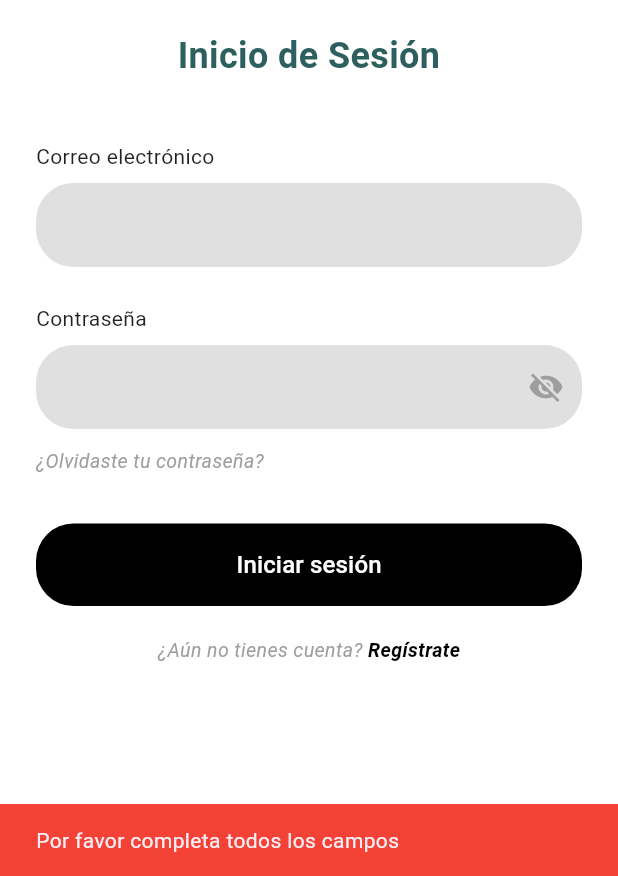
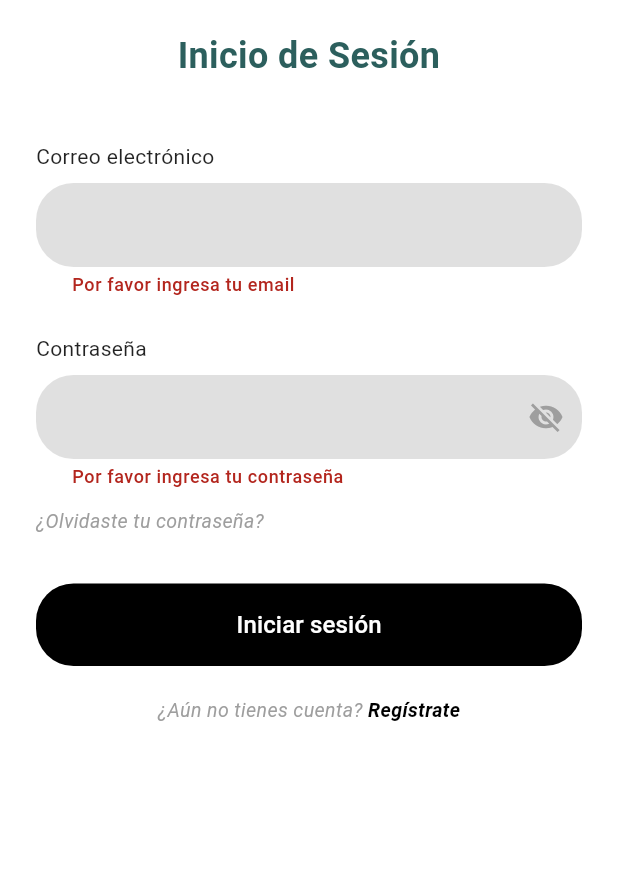
Before and after one commit to Josecg2003/InventoraApp, a Flutter app: the screen it shows after launch, after a tap on "Iniciar sesión", on a phone screen of 412 x 824 dp, the part 360-1236 px from its top. Run offline on Flutter 3.47's test engine with Material 3 defaults, Android fonts, the phone set to English and light mode, and no system bars; our stand-ins replace fl_chart.

Commit message:
Initial commit: Login MVC implementation with complete inventory app

```diff
--- /dev/null
+++ b/lib/src/controllers/login_controller.dart
@@ -0,0 +1,101 @@
+import 'package:flutter/material.dart';
+import '../models/login_model.dart';
+import '../views/home.dart';
+
+class AuthController {
+  final BuildContext context;
+
+  AuthController(this.context);
+
+  // Método principal para manejar el login
+  Future<bool> login(String email, String password) async {
+    final user = User(email: email, password: password);
+
+    // Validaciones básicas
+    if (!user.areFieldsComplete()) {
+      _showSnackBar('Por favor completa todos los campos', Colors.red);
+      return false;
+    }
+
+    if (!user.isValidEmail()) {
+      _showSnackBar('Por favor ingresa un email válido', Colors.red);
+      return false;
+    }
+
+    if (!user.isValidPassword()) {
+      _showSnackBar('La contraseña debe tener al menos 6 caracteres', Colors.red);
+      return false;
+    }
+
+    try {
+      // Autenticación real
+      final bool isAuthenticated = await user.authenticate();
+
+      if (isAuthenticated) {
+        _showSnackBar('Login exitoso', Colors.green);
+        _navigateToHome();
+        return true;
+      } else {
+        _showSnackBar('Credenciales incorrectas', Colors.red);
+        return false;
+      }
+    } catch (e) {
+      _showSnackBar('Error en el login: $e', Colors.red);
+      return false;
+    }
+  }
+
+  // Método para recuperación de contraseña
+  Future<void> recoverPassword(String email) async {
+    final user = User(email: email, password: "");
+
+    if (email.isEmpty) {
+      _showSnackBar('Por favor ingresa tu email', Colors.red);
+      return;
+    }
+
+    if (!user.isValidEmail()) {
+      _showSnackBar('Por favor ingresa un email válido', Colors.red);
+      return;
+    }
+
+    try {
+      // Simular envío de email de recuperación
+      await _performPasswordRecovery(email);
+    } catch (e) {
+      _showSnackBar('Error al enviar las instrucciones: $e', Colors.red);
+    }
+  }
+
+  // Método privado para realizar la recuperación
+  Future<void> _performPasswordRecovery(String email) async {
+    _showSnackBar('Enviando instrucciones...', Colors.blue);
+
+    // Simular delay de red
+    await Future.delayed(const Duration(seconds: 2));
+
+    _showSnackBar(
+      'Se han enviado las instrucciones de recuperación a $email',
+      Colors.green
+    );
+  }
+
+  // Método para mostrar mensajes al usuario
+  void _showSnackBar(String message, Color color) {
+    ScaffoldMessenger.of(context).showSnackBar(
+      SnackBar(
+        content: Text(message),
+        backgroundColor: color,
+        duration: const Duration(seconds: 3),
+      ),
+    );
+  }
+
+  // Método para navegar al home
+  void _navigateToHome() {
+    Navigator.pushReplacement(
+      context,
+      MaterialPageRoute(builder: (context) => const HomeScreen()),
+    );
+  }
+}
--- /dev/null
+++ b/lib/src/models/login_model.dart
@@ -0,0 +1,40 @@
+class User {
+  final String email;
+  final String password;
+
+  User({
+    required this.email,
+    required this.password,
+  });
+
+  // Validar si el email tiene formato válido
+  bool isValidEmail() {
+    final emailRegex = RegExp(r'^[\w-\.]+@([\w-]+\.)+[\w-]{2,4}$');
+    return emailRegex.hasMatch(email);
+  }
+
+  // Validar si la contraseña cumple con requisitos mínimos
+  bool isValidPassword() {
+    return password.length >= 6;
+  }
+
+  // Validar que ambos campos estén completos
+  bool areFieldsComplete() {
+    return email.isNotEmpty && password.isNotEmpty;
+  }
+
+  // Simular autenticación (reemplaza con tu lógica real)
+  Future<bool> authenticate() async {
+    await Future.delayed(const Duration(seconds: 1)); // Simular delay de red
+
+    // Credenciales de ejemplo - reemplaza con tu lógica real
+    return email == "admin@inventora.com" && password == "password123";
+  }
+
+  Map<String, dynamic> toJson() {
+    return {
+      'email': email,
+      'password': password,
+    };
+  }
+}
--- a/lib/src/views/login.dart
+++ b/lib/src/views/login.dart
@@ -1,10 +1,7 @@
 import 'package:flutter/material.dart';
-// Asegúrate de que esta ruta y el nombre del archivo son correctos.
-// Asumo que tu pantalla de registro se llama RegisterScreen.
 import 'package:inventora_app/src/views/registro.dart';
-// <-- NUEVO IMPORT: Añadimos la importación para la pantalla principal
 import 'package:inventora_app/src/views/home.dart';
-
+import '../controllers/login_controller.dart'; // ✅ NUEVA IMPORTACIÓN
 
 class LoginScreen extends StatefulWidget {
   const LoginScreen({Key? key}) : super(key: key);
@@ -16,13 +13,89 @@ class LoginScreen extends StatefulWidget {
 class _LoginScreenState extends State<LoginScreen> {
   final _emailController = TextEditingController();
   final _passwordController = TextEditingController();
+  final _formKey = GlobalKey<FormState>(); // ✅ PARA VALIDACIONES
   bool _obscurePassword = true;
+  bool _isLoading = false; // ✅ ESTADO DE CARGA
 
   @override
   void dispose() {
     _emailController.dispose();
     _passwordController.dispose();
     super.dispose();
+  }
+
+  // ✅ MÉTODO MEJORADO PARA MANEJAR LOGIN
+  void _handleLogin() async {
+    if (_formKey.currentState!.validate()) {
+      setState(() {
+        _isLoading = true;
+      });
+
+      final authController = AuthController(context);
+      await authController.login(
+        _emailController.text.trim(),
+        _passwordController.text.trim(),
+      );
+
+      setState(() {
+        _isLoading = false;
+      });
+    }
+  }
+
+  // ✅ VALIDADOR DE EMAIL
+  String? _validateEmail(String? value) {
+    if (value == null || value.isEmpty) {
+      return 'Por favor ingresa tu email';
+    }
+    final emailRegex = RegExp(r'^[\w-\.]+@([\w-]+\.)+[\w-]{2,4}$');
+    if (!emailRegex.hasMatch(value)) {
+      return 'Por favor ingresa un email válido';
+    }
+    return null;
+  }
+
+  // ✅ VALIDADOR DE CONTRASEÑA
+  String? _validatePassword(String? value) {
+    if (value == null || value.isEmpty) {
+      return 'Por favor ingresa tu contraseña';
+    }
+    if (value.length < 6) {
+      return 'La contraseña debe tener al menos 6 caracteres';
+    }
+    return null;
+  }
+
+  // ✅ MÉTODO PARA RECUPERAR CONTRASEÑA
+  void _handleForgotPassword() {
+    showDialog(
+      context: context,
+      builder: (context) => AlertDialog(
+        title: const Text('Recuperar Contraseña'),
+        content: TextField(
+          controller: TextEditingController(text: _emailController.text),
+          decoration: const InputDecoration(
+            labelText: 'Ingresa tu email',
+            hintText: 'usuario@ejemplo.com',
+          ),
+          keyboardType: TextInputType.emailAddress,
+        ),
+        actions: [
+          TextButton(
+            onPressed: () => Navigator.pop(context),
+            child: const Text('Cancelar'),
+          ),
+          ElevatedButton(
+            onPressed: () {
+              final authController = AuthController(context);
+              authController.recoverPassword(_emailController.text.trim());
+              Navigator.pop(context);
+            },
+            child: const Text('Enviar'),
+          ),
+        ],
+      ),
+    );
   }
 
   @override
@@ -33,6 +106,8 @@ class _LoginScreenState extends State<LoginScreen> {
         child: SingleChildScrollView(
           child: Padding(
             padding: const EdgeInsets.symmetric(horizontal: 24.0),
+            child: Form( // ✅ FORM PARA VALIDACIONES
+              key: _formKey,
               child: Column(
                 crossAxisAlignment: CrossAxisAlignment.stretch,
                 children: [
@@ -71,9 +146,10 @@ class _LoginScreenState extends State<LoginScreen> {
                     ),
                   ),
                   const SizedBox(height: 8),
-                TextField(
+                  TextFormField( // ✅ CAMBIO: TextField a TextFormField
                     controller: _emailController,
                     keyboardType: TextInputType.emailAddress,
+                    validator: _validateEmail,
                     decoration: InputDecoration(
                       filled: true,
                       fillColor: const Color(0xFFE0E0E0),
@@ -84,6 +160,10 @@ class _LoginScreenState extends State<LoginScreen> {
                       contentPadding: const EdgeInsets.symmetric(
                         horizontal: 20,
                         vertical: 16,
+                      ),
+                      errorStyle: const TextStyle(
+                        fontSize: 12,
+                        fontWeight: FontWeight.w500,
                       ),
                     ),
                   ),
@@ -99,9 +179,10 @@ class _LoginScreenState extends State<LoginScreen> {
                     ),
                   ),
                   const SizedBox(height: 8),
-                TextField(
+                  TextFormField( // ✅ CAMBIO: TextField a TextFormField
                     controller: _passwordController,
                     obscureText: _obscurePassword,
+                    validator: _validatePassword,
                     decoration: InputDecoration(
                       filled: true,
                       fillColor: const Color(0xFFE0E0E0),
@@ -126,6 +207,10 @@ class _LoginScreenState extends State<LoginScreen> {
                           });
                         },
                       ),
+                      errorStyle: const TextStyle(
+                        fontSize: 12,
+                        fontWeight: FontWeight.w500,
+                      ),
                     ),
                   ),
 
@@ -133,14 +218,12 @@ class _LoginScreenState extends State<LoginScreen> {
 
                   // Olvidaste tu contraseña
                   GestureDetector(
-                  onTap: () {
-                    // Navegar a recuperación de contraseña
-                  },
-                  child: const Text(
+                    onTap: _isLoading ? null : _handleForgotPassword,
+                    child: Text(
                       '¿Olvidaste tu contraseña?',
                       style: TextStyle(
                         fontSize: 13,
-                      color: Colors.grey,
+                        color: _isLoading ? Colors.grey[400] : Colors.grey,
                         fontStyle: FontStyle.italic,
                       ),
                     ),
@@ -150,10 +233,7 @@ class _LoginScreenState extends State<LoginScreen> {
 
                   // Botón de iniciar sesión
                   ElevatedButton(
-                  onPressed: () {
-                    // Lógica de inicio de sesión
-                    _handleLogin();
-                  },
+                    onPressed: _isLoading ? null : _handleLogin,
                     style: ElevatedButton.styleFrom(
                       backgroundColor: Colors.black,
                       shape: RoundedRectangleBorder(
@@ -162,7 +242,16 @@ class _LoginScreenState extends State<LoginScreen> {
                       padding: const EdgeInsets.symmetric(vertical: 16),
                       elevation: 0,
                     ),
-                  child: const Text(
+                    child: _isLoading
+                        ? const SizedBox(
+                            height: 20,
+                            width: 20,
+                            child: CircularProgressIndicator(
+                              strokeWidth: 2,
+                              valueColor: AlwaysStoppedAnimation<Color>(Colors.white),
+                            ),
+                          )
+                        : const Text(
                             'Iniciar sesión',
                             style: TextStyle(
                               fontSize: 16,
@@ -187,18 +276,19 @@ class _LoginScreenState extends State<LoginScreen> {
                         ),
                       ),
                       GestureDetector(
-                      onTap: () {
-                        // Navega a la pantalla de registro
+                        onTap: _isLoading
+                            ? null
+                            : () {
                                 Navigator.push(
                                   context,
                                   MaterialPageRoute(builder: (context) => const RegisterScreen()),
                                 );
                               },
-                      child: const Text(
+                        child: Text(
                           'Regístrate',
                           style: TextStyle(
                             fontSize: 13,
-                          color: Colors.black,
+                            color: _isLoading ? Colors.grey[400] : Colors.black,
                             fontWeight: FontWeight.bold,
                             fontStyle: FontStyle.italic,
                           ),
@@ -213,33 +303,7 @@ class _LoginScreenState extends State<LoginScreen> {
             ),
           ),
         ),
-    );
-  }
-
-  void _handleLogin() {
-    final email = _emailController.text.trim();
-    final password = _passwordController.text.trim();
-
-    if (email.isEmpty || password.isEmpty) {
-      ScaffoldMessenger.of(context).showSnackBar(
-        const SnackBar(
-          content: Text('Por favor completa todos los campos'),
-          backgroundColor: Colors.red,
       ),
-      );
-      return;
-    }
-
-    // Aquí irá tu lógica de autenticación real.
-    // Por ahora, simulamos un login exitoso.
-    print('Email: $email');
-    print('Password: $password');
-
-    // <-- MODIFICACIÓN AQUÍ: Navegamos a la pantalla de Home
-    // Usamos pushReplacement para que el usuario no pueda volver al login
-    Navigator.pushReplacement(
-      context,
-      MaterialPageRoute(builder: (context) => const HomeScreen()),
     );
   }
 }
```
Lines whose indentation alone changed are shown as unchanged.
